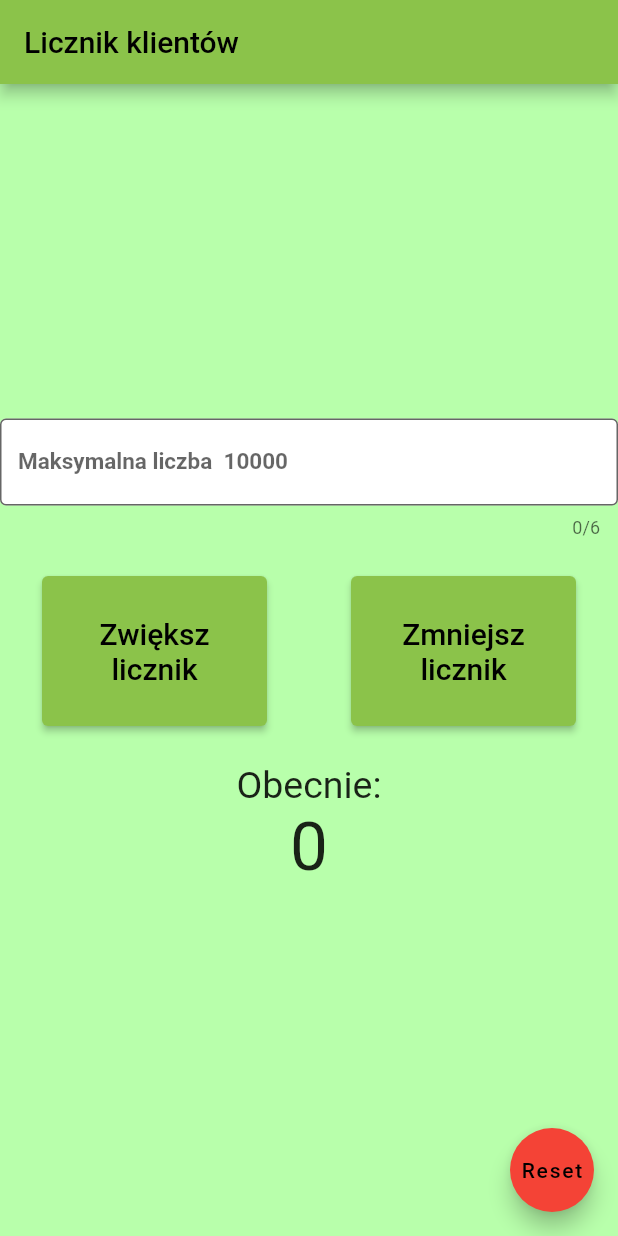
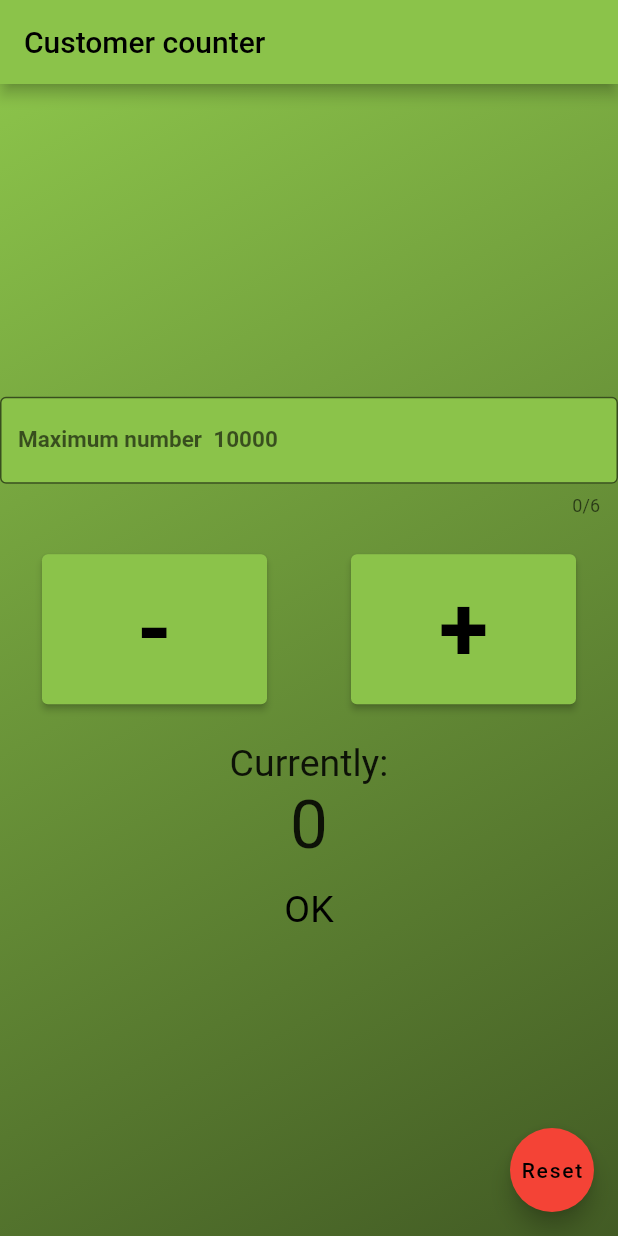
Before and after one commit to MateuszGibowski/LiczenieKlientow, a Flutter app: the screen it shows after launch, on a phone screen of 412 x 824 dp. Run offline on Flutter 3.47's test engine with Material 2 defaults, Android fonts, the phone set to English and light mode, and no system bars.

Commit message:
Zmiana tła, odwrócenie przycisków + i -, zmiana jęyska na ang

```diff
--- a/lib/main.dart
+++ b/lib/main.dart
@@ -1,5 +1,5 @@
+import 'package:flutter/cupertino.dart';
 import 'package:flutter/material.dart';
-
 
 void main() {
   runApp(const MyApp());
@@ -12,11 +12,11 @@ class MyApp extends StatelessWidget {
   @override
   Widget build(BuildContext context) {
     return MaterialApp(
-      title: 'Licznik klientów',
+      title: 'Customer Counter',
       theme: ThemeData(
         primarySwatch: Colors.lightGreen,
       ),
-      home: const MyHomePage(title: 'Licznik klientów'),
+      home: const MyHomePage(title: 'Customer counter'),
     );
   }
 }
@@ -41,8 +41,6 @@ class _MyHomePageState extends State<MyHomePage> {
     });
   }
 
-
-
   void _decrementCounter() {
     setState(() {
       if (_counter > 0) _counter--;
@@ -54,33 +52,74 @@ class _MyHomePageState extends State<MyHomePage> {
       _counter = 0;
     });
   }
+ int maxCounter(var maxValue, var _maxCounter){
+   if(int.parse(maxValue) > 0 )
+     {
+       return  int.parse(maxValue);
+     }
+   else return _maxCounter;
+ }
+
+  backgroundGradient() {
+
+    if(_maxCounter - _counter > 5)
+    return LinearGradient(
+        begin: Alignment.topLeft,
+        end: Alignment.bottomRight,
+        colors: [
+          new Color(0xff8bc34a),
+          new Color(0xff425b24),
+//          Colors.black
+        ]);
+    if(_maxCounter - _counter <= 5 && _maxCounter - _counter >= 0)
+      return LinearGradient(
+          begin: Alignment.topLeft,
+          end: Alignment.bottomRight,
+          colors: [
+            new Color(0xffc3bf4a),
+            new Color(0xff5b5a24),
+ //           Colors.black
+          ]);
+    if(_maxCounter - _counter < 0)
+      return LinearGradient(
+          begin: Alignment.topLeft,
+          end: Alignment.bottomRight,
+          colors: [
+            new Color(0xffc34a4a),
+            new Color(0xff5a2222),
+         //   Colors.black
+          ]);
+  }
 
   @override
   Widget build(BuildContext context) {
     return Scaffold(
-      backgroundColor: new Color(0xffb8ffab),
+      //   backgroundColor: BGK(),
 
       appBar: AppBar(
         title: Text(widget.title),
       ),
-      body: Center(
+      body: Container(
+        decoration: BoxDecoration(
+          gradient: backgroundGradient(),
+        ),
         child: Column(
           mainAxisAlignment: MainAxisAlignment.center,
           children: <Widget>[
             Padding(padding: EdgeInsets.only(top: 5)),
             TextField(
               onChanged: (maxValue) {
-                setState(() {
-                });
-                _maxCounter = int.parse(maxValue);
+        //        setState(() {});
+                _maxCounter = maxCounter(maxValue, _maxCounter);
+                setState(() {});
               },
               keyboardType: TextInputType.number,
               maxLength: 6,
               decoration: InputDecoration(
-                fillColor: Colors.white,
+                fillColor: Colors.lightGreen,
                 filled: true,
                 border: OutlineInputBorder(),
-                labelText: 'Maksymalna liczba  $_maxCounter',
+                labelText: 'Maximum number  $_maxCounter',
               ),
               style: TextStyle(
                 color: Colors.black,
@@ -93,10 +132,10 @@ class _MyHomePageState extends State<MyHomePage> {
               mainAxisAlignment: MainAxisAlignment.spaceAround,
               children: <Widget>[
                 ElevatedButton(
-                  onPressed: _incrementCounter,
+                  onPressed: _decrementCounter,
                   child: Text(
-                    'Zwiększ licznik',
-                    style: TextStyle(fontSize: 20),
+                    '-',
+                    style: TextStyle(fontSize: 60, fontWeight: FontWeight.bold),
                     textAlign: TextAlign.center,
                   ),
                   style: ElevatedButton.styleFrom(
@@ -104,10 +143,10 @@ class _MyHomePageState extends State<MyHomePage> {
                   ),
                 ),
                 ElevatedButton(
-                  onPressed: _decrementCounter,
+                  onPressed: _incrementCounter,
                   child: Text(
-                    'Zmniejsz licznik',
-                    style: TextStyle(fontSize: 20),
+                    '+',
+                    style: TextStyle(fontSize: 60, fontWeight: FontWeight.bold),
                     textAlign: TextAlign.center,
                   ),
                   style: ElevatedButton.styleFrom(
@@ -118,25 +157,30 @@ class _MyHomePageState extends State<MyHomePage> {
             ),
             Padding(padding: EdgeInsets.only(top: 25)),
             const Text(
-              'Obecnie:',
+              'Currently:',
               style: TextStyle(fontSize: 25),
             ),
             Text('$_counter', style: TextStyle(fontSize: 45)),
             Padding(padding: EdgeInsets.only(top: 15)),
+            if (_maxCounter - _counter > 5)
+              Text(
+                'OK',
+                style: TextStyle(color: Colors.black, fontSize: 25),
+              ),
             if (_maxCounter - _counter <= 5 && _maxCounter - _counter > 0)
               Text(
-                'Do granicy brakuje ${_maxCounter - _counter}',
-                style: TextStyle(color: Colors.orange, fontSize: 25),
+                'To the limit ${_maxCounter - _counter}',
+                style: TextStyle(color: Colors.black, fontSize: 25),
               ),
             if (_counter == _maxCounter)
               Text(
-                'Maksymalna liczba',
-                style: TextStyle(fontSize: 25, color: Colors.yellow),
+                'Limit',
+                style: TextStyle(fontSize: 25, color: Colors.black),
               ),
             if (_counter > _maxCounter)
               Text(
-                'Za dużo o ${_counter - _maxCounter}',
-                style: TextStyle(color: Colors.red, fontSize: 25),
+                'Too many coustomers (${_counter - _maxCounter})',
+                style: TextStyle(color: Colors.black, fontSize: 25),
               ),
           ],
         ),
@@ -144,7 +188,7 @@ class _MyHomePageState extends State<MyHomePage> {
       floatingActionButton: FloatingActionButton(
         backgroundColor: Colors.red,
         onPressed: _resetCounter,
-        tooltip: 'Zerowanie',
+        tooltip: 'Reset',
         child: Text('Reset'),
       ), // This trailing comma makes auto-formatting nicer for build methods.
     );
```
Also changed, not shown: icons/icon.jpg, 2 other files.
